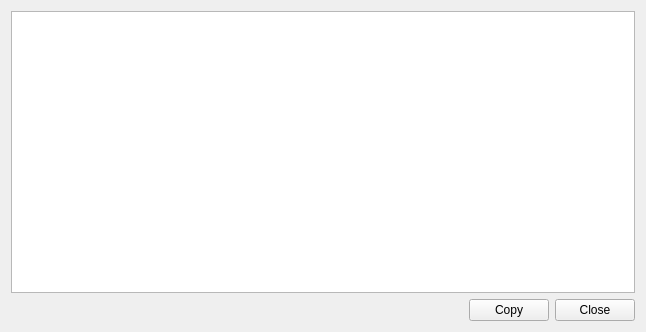
The window that src/dialog/cueinterpreterdialog.ui (8bitbuddhist/PixelMaestro-Studio) describes before a commit, drawn with Qt 5.
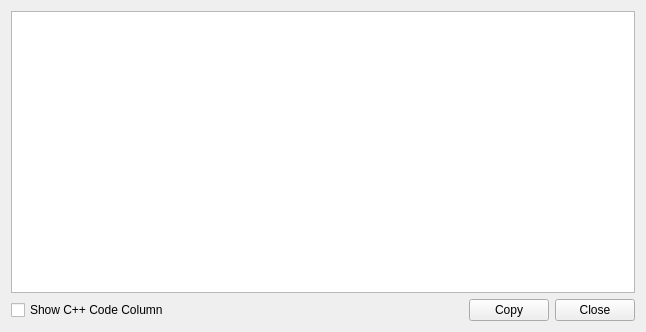
The same window after the commit.

Commit message:
CueInterpreterDialog - Added checkbox for toggling "Code" column.
SectionDrawingArea - Fixed cursor position calculation.
Added several example Cuefiles.

```diff
--- a/src/dialog/cueinterpreterdialog.ui
+++ b/src/dialog/cueinterpreterdialog.ui
@@ -19,6 +19,16 @@
    </item>
    <item>
     <layout class="QHBoxLayout" name="horizontalLayout">
+     <item>
+      <widget class="QCheckBox" name="showCueCodeCheckBox">
+       <property name="toolTip">
+        <string>Displays C++ code for each Cue</string>
+       </property>
+       <property name="text">
+        <string>Show C++ Code Column</string>
+       </property>
+      </widget>
+     </item>
      <item>
       <spacer name="horizontalSpacer">
        <property name="orientation">
```
The commit also changes 13 other files.
